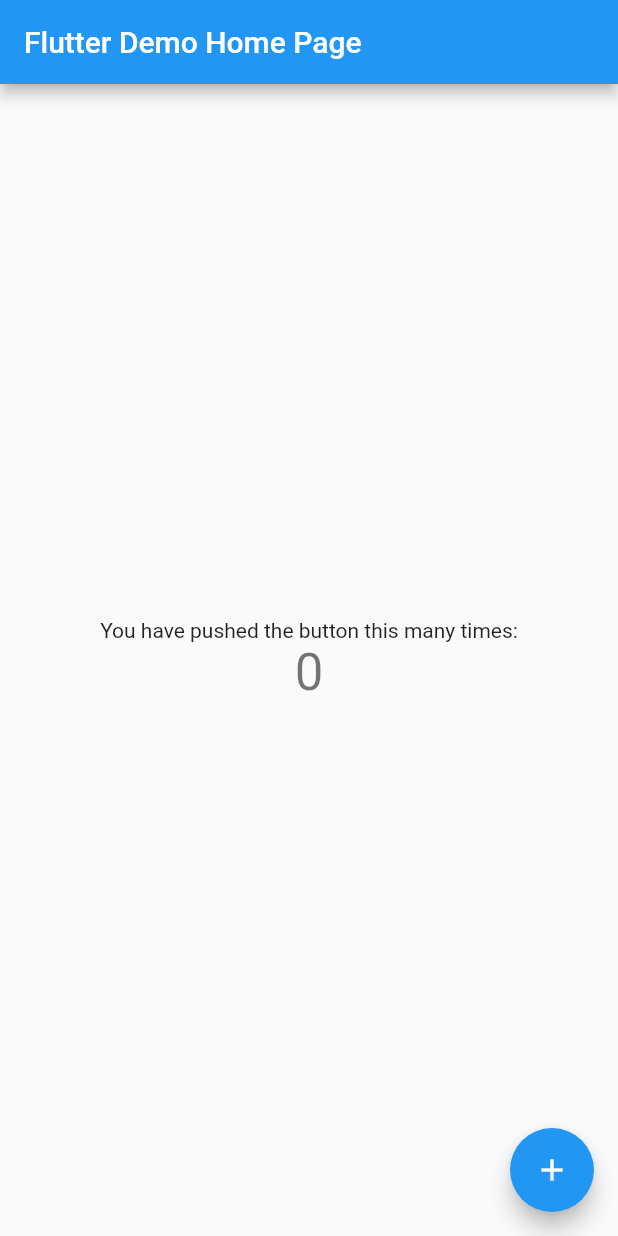
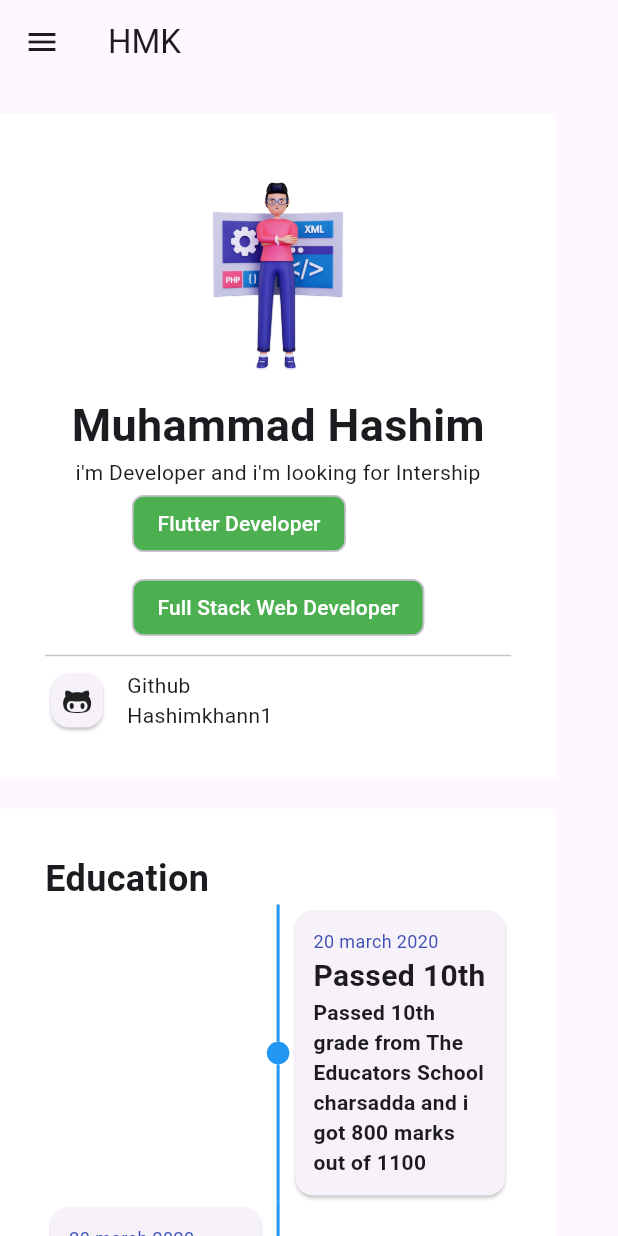
Before and after one commit to Hashimkhann1/my_flutter_portfolio, a Flutter app: the screen it shows after launch, on a phone screen of 412 x 824 dp. Run offline on Flutter 3.47's test engine with Material 2 defaults, Android fonts, the phone set to English and light mode, and no system bars; drawn by our look-alikes of timelines; our stand-ins replace font_awesome_flutter, velocity_x.

Commit message:
working on about screen ui

```diff
--- /dev/null
+++ b/lib/components/about.dart
@@ -0,0 +1,58 @@
+import 'package:flutter/material.dart';
+import 'package:font_awesome_flutter/font_awesome_flutter.dart';
+import 'package:portfolio/widget/text_widget.dart';
+import 'package:velocity_x/velocity_x.dart';
+
+class AboutComponent extends StatefulWidget {
+  const AboutComponent({Key? key}) : super(key: key);
+
+  @override
+  State<AboutComponent> createState() => _AboutComponentState();
+}
+
+class _AboutComponentState extends State<AboutComponent> {
+  @override
+  Widget build(BuildContext context) {
+    return Container(
+      margin: EdgeInsets.only(top: 20.0),
+      width: context.screenWidth < 900 ? context.screenWidth * 0.9 : context.screenWidth * 0.3,
+      decoration: BoxDecoration(color: Colors.white),
+      padding: EdgeInsets.all(30.0),
+      child: Column(
+        children: [
+          Image.asset("images/dev.png",height: 156.0,),
+          TextWidget(title: 'Muhammad Hashim',textSize: 30.0,textFontWeight: FontWeight.w600,),
+          TextWidget(title: 'i\'m Developer and i\'m looking for Intership',textAlign: TextAlign.center,),
+          Wrap(
+            spacing: 8.0,
+            runSpacing: 8.0,
+            children: [
+              Chip(label: TextWidget(title: 'Flutter Developer',textcolor: Colors.white,),backgroundColor: Colors.green.shade500,padding: EdgeInsets.all(8.0),),
+              Chip(label: TextWidget(title: 'Full Stack Web Developer',textcolor: Colors.white,),backgroundColor: Colors.green.shade500,padding: EdgeInsets.all(8.0),)
+            ],
+          ),
+          Divider(),
+          Container(
+            child: Row(
+              children: [
+                Card(child: Padding(
+                  padding: const EdgeInsets.all(8.0),
+                  child: FaIcon(FontAwesomeIcons.githubAlt,size: 20.0,),
+                ),
+                ),
+                const SizedBox(width: 12.0),
+                Column(
+                  crossAxisAlignment: CrossAxisAlignment.start,
+                  children: [
+                    TextWidget(title: 'Github'),
+                    TextWidget(title: 'Hashimkhann1'),
+                  ],
+                )
+              ],
+            ),
+          )
+        ],
+      ),
+    );
+  }
+}
--- /dev/null
+++ b/lib/components/education.dart
@@ -0,0 +1,57 @@
+import 'dart:developer';
+
+import 'package:flutter/material.dart';
+import 'package:portfolio/widget/text_widget.dart';
+import 'package:velocity_x/velocity_x.dart';
+import 'package:timelines/timelines.dart';
+
+class EducationComponent extends StatefulWidget {
+  const EducationComponent({Key? key}) : super(key: key);
+
+  @override
+  State<EducationComponent> createState() => _EducationComponentState();
+}
+
+class _EducationComponentState extends State<EducationComponent> {
+  @override
+  Widget build(BuildContext context) {
+    return Container(
+      margin: EdgeInsets.only(top: 20.0),
+      width: context.screenWidth < 900
+          ? context.screenWidth * 0.9
+          : context.screenWidth * 0.5,
+      decoration: BoxDecoration(color: Colors.white),
+      padding: EdgeInsets.all(30.0),
+      child: Column(
+        crossAxisAlignment: CrossAxisAlignment.start,
+        children: [
+          TextWidget(
+            title: 'Education',
+            textSize: 24.0,
+            textFontWeight: FontWeight.w600,
+          ),
+          Timeline.tileBuilder(
+            shrinkWrap: true,
+              scrollDirection: Axis.vertical,
+              builder: TimelineTileBuilder.fromStyle(
+                itemCount: 4,
+                  contentsAlign: ContentsAlign.alternating,
+                  contentsBuilder: (context, index) {
+                    return Card(
+                      child: Padding(
+                        padding: EdgeInsets.all(12.0),
+                        child: Column(
+                        crossAxisAlignment: CrossAxisAlignment.start,
+                        children: [
+                          TextWidget(title: '20 march 2020',textSize: 12.0,textcolor: Colors.indigo,),
+                          TextWidget(title: 'Passed 10th',textFontWeight: FontWeight.w600,textSize: 20.0,),
+                          TextWidget(title: 'Passed 10th grade from The Educators School charsadda and i got 800 marks out of 1100',textFontWeight: FontWeight.w600,textSize: 14.0,),
+                        ],
+                      ),),
+                    );
+                  }))
+        ],
+      ),
+    );
+  }
+}
--- /dev/null
+++ b/lib/home/portfolio.dart
@@ -0,0 +1,58 @@
+import 'package:flutter/material.dart';
+import 'package:portfolio/components/about.dart';
+import 'package:portfolio/widget/text_widget.dart';
+
+import '../components/education.dart';
+
+
+class Portfolio extends StatefulWidget {
+  const Portfolio({Key? key}) : super(key: key);
+
+  @override
+  State<Portfolio> createState() => _PortfolioState();
+}
+
+class _PortfolioState extends State<Portfolio> {
+  List<Widget> navItems= [
+    Padding(
+      padding: const EdgeInsets.all(8.0),
+      child: ElevatedButton(onPressed: (){}, child: TextWidget(title: 'Education')),
+    ),
+    Padding(
+      padding: const EdgeInsets.all(8.0),
+      child: ElevatedButton(onPressed: (){}, child: TextWidget(title: 'Skill')),
+    ),
+  ];
+  bool isMobile = false;
+  @override
+  Widget build(BuildContext context) {
+    isMobile = MediaQuery.of(context).size.width > 700 ? false : true;
+    return Scaffold(
+      appBar: AppBar(
+        title: TextWidget(title: 'HMK',),
+        centerTitle: false,
+        actions: isMobile ? null : navItems,
+      ),
+      drawer: isMobile ? Drawer(
+        child: ListView(
+          children: navItems,
+        ),
+      ) : null,
+      body: Scaffold(
+        body: SingleChildScrollView(
+          child: Column(
+            children: [
+              Wrap(
+                alignment: WrapAlignment.center,
+                children: [
+                  AboutComponent(),
+                  EducationComponent()
+                ],
+              )
+            ],
+          ),
+        ),
+      )
+    );
+  }
+}
--- a/lib/main.dart
+++ b/lib/main.dart
@@ -1,4 +1,5 @@
 import 'package:flutter/material.dart';
+import 'package:portfolio/home/portfolio.dart';
 
 void main() {
   runApp(const MyApp());
@@ -11,105 +12,14 @@ class MyApp extends StatelessWidget {
   @override
   Widget build(BuildContext context) {
     return MaterialApp(
-      title: 'Flutter Demo',
+      debugShowCheckedModeBanner: false,
+      title: 'Portfolio',
       theme: ThemeData(
-        // This is the theme of your application.
-        //
-        // Try running your application with "flutter run". You'll see the
-        // application has a blue toolbar. Then, without quitting the app, try
-        // changing the primarySwatch below to Colors.green and then invoke
-        // "hot reload" (press "r" in the console where you ran "flutter run",
-        // or simply save your changes to "hot reload" in a Flutter IDE).
-        // Notice that the counter didn't reset back to zero; the application
-        // is not restarted.
-        primarySwatch: Colors.blue,
+        primarySwatch: Colors.purple,
+        canvasColor: Colors.purple.shade50,
+        useMaterial3: true,
       ),
-      home: const MyHomePage(title: 'Flutter Demo Home Page'),
+      home: Portfolio(),
     );
   }
 }
-
-class MyHomePage extends StatefulWidget {
-  const MyHomePage({super.key, required this.title});
-
-  // This widget is the home page of your application. It is stateful, meaning
-  // that it has a State object (defined below) that contains fields that affect
-  // how it looks.
-
-  // This class is the configuration for the state. It holds the values (in this
-  // case the title) provided by the parent (in this case the App widget) and
-  // used by the build method of the State. Fields in a Widget subclass are
-  // always marked "final".
-
-  final String title;
-
-  @override
-  State<MyHomePage> createState() => _MyHomePageState();
-}
-
-class _MyHomePageState extends State<MyHomePage> {
-  int _counter = 0;
-
-  void _incrementCounter() {
-    setState(() {
-      // This call to setState tells the Flutter framework that something has
-      // changed in this State, which causes it to rerun the build method below
-      // so that the display can reflect the updated values. If we changed
-      // _counter without calling setState(), then the build method would not be
-      // called again, and so nothing would appear to happen.
-      _counter++;
-    });
-  }
-
-  @override
-  Widget build(BuildContext context) {
-    // This method is rerun every time setState is called, for instance as done
-    // by the _incrementCounter method above.
-    //
-    // The Flutter framework has been optimized to make rerunning build methods
-    // fast, so that you can just rebuild anything that needs updating rather
-    // than having to individually change instances of widgets.
-    return Scaffold(
-      appBar: AppBar(
-        // Here we take the value from the MyHomePage object that was created by
-        // the App.build method, and use it to set our appbar title.
-        title: Text(widget.title),
-      ),
-      body: Center(
-        // Center is a layout widget. It takes a single child and positions it
-        // in the middle of the parent.
-        child: Column(
-          // Column is also a layout widget. It takes a list of children and
-          // arranges them vertically. By default, it sizes itself to fit its
-          // children horizontally, and tries to be as tall as its parent.
-          //
-          // Invoke "debug painting" (press "p" in the console, choose the
-          // "Toggle Debug Paint" action from the Flutter Inspector in Android
-          // Studio, or the "Toggle Debug Paint" command in Visual Studio Code)
-          // to see the wireframe for each widget.
-          //
-          // Column has various properties to control how it sizes itself and
-          // how it positions its children. Here we use mainAxisAlignment to
-          // center the children vertically; the main axis here is the vertical
-          // axis because Columns are vertical (the cross axis would be
-          // horizontal).
-          mainAxisAlignment: MainAxisAlignment.center,
-          children: <Widget>[
-            const Text(
-              'You have pushed the button this many times:',
-            ),
-            Text(
-              '$_counter',
-              style: Theme.of(context).textTheme.headline4,
-            ),
-          ],
-        ),
-      ),
-      floatingActionButton: FloatingActionButton(
-        onPressed: _incrementCounter,
-        tooltip: 'Increment',
-        child: const Icon(Icons.add),
-      ), // This trailing comma makes auto-formatting nicer for build methods.
-    );
-  }
-}
--- /dev/null
+++ b/lib/widget/text_widget.dart
@@ -0,0 +1,20 @@
+import 'package:flutter/material.dart';
+
+
+class TextWidget extends StatelessWidget {
+  TextWidget({Key? key,required this.title,this.textFontWeight,this.textSize,this.textcolor,this.textAlign}) : super(key: key);
+
+  String? title;
+  Color? textcolor;
+  double? textSize;
+  FontWeight? textFontWeight;
+  TextAlign? textAlign;
+  @override
+  Widget build(BuildContext context) {
+    return Text(title.toString(), textAlign: textAlign, style: TextStyle(
+      color: textcolor,
+      fontSize: textSize,
+      fontWeight: textFontWeight,
+    ),);
+  }
+}
```
Also changed, not shown: pubspec.yaml (+5 -3 lines), images/dev.png (added), pubspec.lock.
